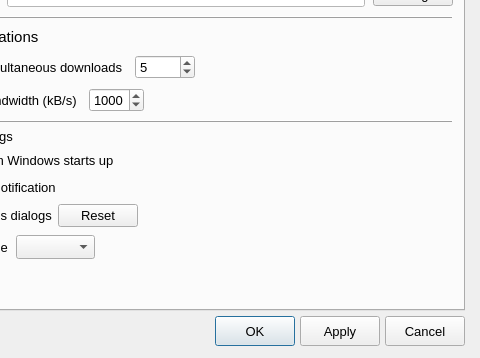
The window that src/gui/preferences.ui (aliakseis/LIII) describes before a commit, drawn with Qt 5; both pictures show x 125 to 605 and y 82 to 440 of the 605 by 440 pixel window.
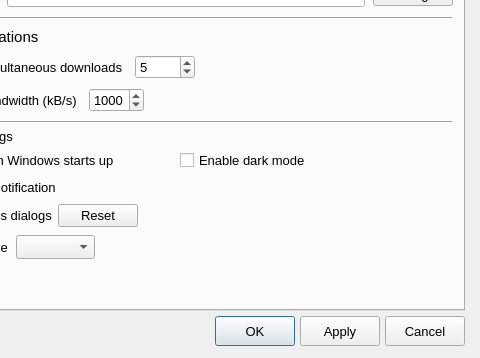
The same window after the commit. Icons and pictures are not drawn. Custom widgets are drawn as their Qt base class.

Commit message: #28 dark mode implemented

```diff
--- a/src/gui/preferences.ui
+++ b/src/gui/preferences.ui
@@ -262,7 +262,7 @@
                  </font>
                 </property>
                 <property name="styleSheet">
-                 <string notr="true">background-color: rgb(255, 255, 255);</string>
+                 <string notr="true"/>
                 </property>
                </widget>
               </item>
@@ -301,6 +301,13 @@
                   </property>
                  </widget>
                 </item>
+                <item>
+                 <widget class="QCheckBox" name="cbEnableDarkMode">
+                  <property name="text">
+                   <string>Enable dark mode</string>
+                  </property>
+                 </widget>
+                </item>
                </layout>
               </item>
               <item>
```
The commit also changes 11 other files.
